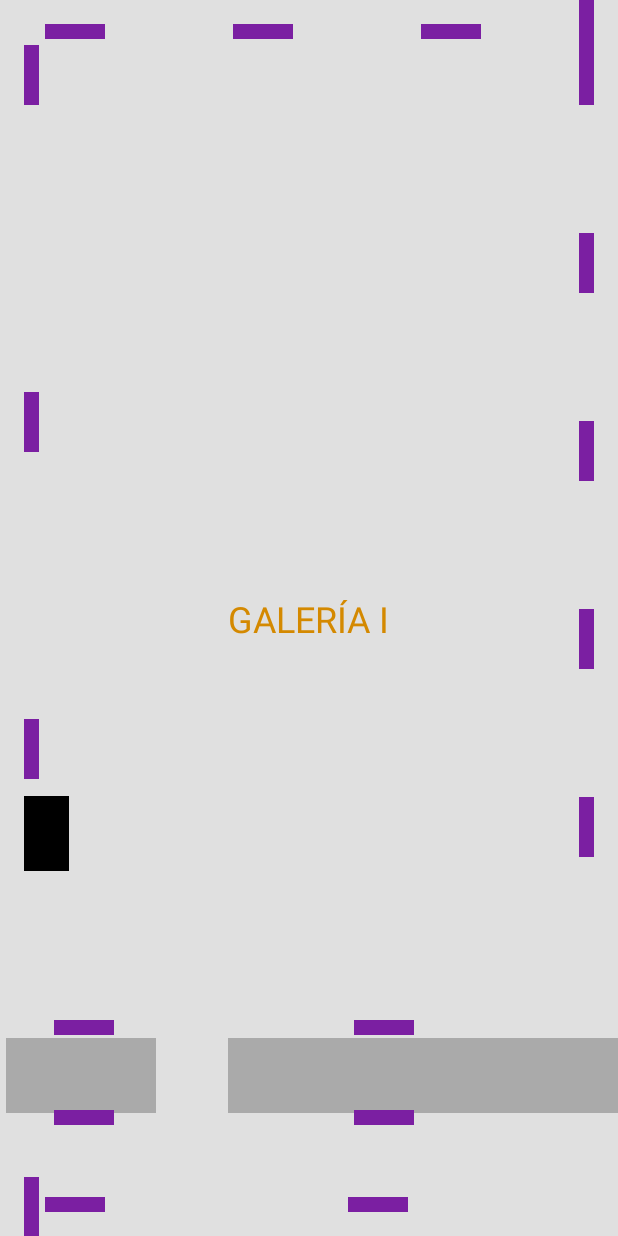
After one commit to LucelyMendoza/ProyectoFinal_IDNP, an Android app: the layout croquis_interior_galeria.xml on its own in the app's theme, with its tools: preview values and no code run, on a phone screen of 412 x 824 dp. The commit adds this screen. Run offline under Robolectric (Android 15) with nearby library versions, the phone set to English and light mode, and no system bars; Roboto replaces fonts that are not available here.

Commit message:
xml de croquis_interioir_galeria completo

```diff
--- a/app/src/main/res/layout/activity_main.xml
+++ b/app/src/main/res/layout/activity_main.xml
@@ -210,15 +210,23 @@
     <!--   SEPARACION     -->
 
     <View
-        android:id="@+id/separacion"
-        android:layout_width="500dp"
+        android:id="@+id/separacion_medio_A"
+        android:layout_width="100dp"
         android:layout_height="50dp"
         android:layout_alignParentStart="true"
         android:layout_alignParentBottom="true"
         android:layout_marginStart="1dp"
         android:layout_marginBottom="240dp"
         android:background="#AAAAAA" />
-
+    <View
+        android:id="@+id/separacion_medio_B"
+        android:layout_width="350dp"
+        android:layout_height="50dp"
+        android:layout_alignParentStart="true"
+        android:layout_alignParentBottom="true"
+        android:layout_marginStart="150dp"
+        android:layout_marginBottom="240dp"
+        android:background="#AAAAAA" />
     <!--pinturas arriba de separacion-->
     <View
         android:id="@+id/painting_medium_arriba_1"
--- /dev/null
+++ b/app/src/main/res/layout/croquis_interior_galeria.xml
@@ -0,0 +1,294 @@
+<androidx.constraintlayout.widget.ConstraintLayout xmlns:android="http://schemas.android.com/apk/res/android"
+    xmlns:app="http://schemas.android.com/apk/res-auto"
+    xmlns:tools="http://schemas.android.com/tools"
+    android:layout_width="match_parent"
+    android:layout_height="match_parent"
+    android:background="#E0E0E0">
+
+    <!-- Galería I label -->
+    <TextView
+        android:id="@+id/gallery_label"
+        android:layout_width="wrap_content"
+        android:layout_height="wrap_content"
+        android:text="GALERÍA I"
+        android:textSize="24sp"
+        android:textColor="#D48900"
+        app:layout_constraintBottom_toBottomOf="parent"
+        app:layout_constraintLeft_toLeftOf="parent"
+        app:layout_constraintRight_toRightOf="parent"
+        app:layout_constraintTop_toTopOf="parent" />
+
+    <!-- Puerta -->
+
+    <!-- Pinturas derecha -->
+
+    <View
+        android:id="@+id/door"
+        android:layout_width="30dp"
+        android:layout_height="50dp"
+        android:layout_marginStart="16dp"
+        android:layout_marginTop="501dp"
+        android:background="#000000"
+        app:layout_constraintBottom_toBottomOf="parent"
+        app:layout_constraintStart_toStartOf="parent"
+        app:layout_constraintTop_toTopOf="parent"
+        app:layout_constraintVertical_bias="0.107" />
+
+    <View
+        android:id="@+id/painting_right_1"
+        android:layout_width="10dp"
+        android:layout_height="40dp"
+        android:background="#7B1FA2"
+        app:layout_constraintEnd_toEndOf="parent"
+        app:layout_constraintTop_toTopOf="parent"
+        android:layout_marginTop="30dp"
+        android:layout_marginEnd="16dp" />
+
+    <View
+        android:id="@+id/painting_right_2"
+        android:layout_width="10dp"
+        android:layout_height="40dp"
+        android:background="#7B1FA2"
+        app:layout_constraintEnd_toEndOf="parent"
+        app:layout_constraintTop_toBottomOf="@id/painting_right_1"
+        android:layout_marginTop="85dp"
+        android:layout_marginEnd="16dp" />
+
+    <View
+        android:id="@+id/painting_right_3"
+        android:layout_width="10dp"
+        android:layout_height="40dp"
+        android:background="#7B1FA2"
+        app:layout_constraintEnd_toEndOf="parent"
+        app:layout_constraintTop_toBottomOf="@id/painting_right_2"
+        android:layout_marginTop="85dp"
+        android:layout_marginEnd="16dp" />
+
+    <View
+        android:id="@+id/painting_right_4"
+        android:layout_width="10dp"
+        android:layout_height="40dp"
+        android:background="#7B1FA2"
+        app:layout_constraintEnd_toEndOf="parent"
+        app:layout_constraintTop_toBottomOf="@id/painting_right_3"
+        android:layout_marginTop="85dp"
+        android:layout_marginEnd="16dp" />
+
+    <View
+        android:id="@+id/painting_right_5"
+        android:layout_width="10dp"
+        android:layout_height="40dp"
+        android:background="#7B1FA2"
+        app:layout_constraintEnd_toEndOf="parent"
+        app:layout_constraintTop_toBottomOf="@id/painting_right_4"
+        android:layout_marginTop="85dp"
+        android:layout_marginEnd="16dp" />
+
+    <View
+        android:id="@+id/painting_right_7"
+        android:layout_width="10dp"
+        android:layout_height="40dp"
+        android:layout_marginEnd="16dp"
+        android:background="#7B1FA2"
+        app:layout_constraintEnd_toEndOf="parent"
+        tools:layout_editor_absoluteY="778dp" />
+
+    <!-- Pinturas arriba -->
+    <View
+        android:id="@+id/painting_top_1"
+        android:layout_width="40dp"
+        android:layout_height="10dp"
+        android:background="#7B1FA2"
+        app:layout_constraintStart_toStartOf="parent"
+        app:layout_constraintTop_toTopOf="parent"
+        android:layout_marginTop="16dp"
+        android:layout_marginStart="30dp" />
+
+    <View
+        android:id="@+id/painting_top_2"
+        android:layout_width="40dp"
+        android:layout_height="10dp"
+        android:background="#7B1FA2"
+        app:layout_constraintStart_toEndOf="@id/painting_top_1"
+        app:layout_constraintTop_toTopOf="parent"
+        android:layout_marginTop="16dp"
+        android:layout_marginStart="85dp" />
+
+    <View
+        android:id="@+id/painting_top_3"
+        android:layout_width="40dp"
+        android:layout_height="10dp"
+        android:background="#7B1FA2"
+        app:layout_constraintStart_toEndOf="@id/painting_top_2"
+        app:layout_constraintTop_toTopOf="parent"
+        android:layout_marginTop="16dp"
+        android:layout_marginStart="85dp" />
+
+    <View
+        android:id="@+id/painting_top_4"
+        android:layout_width="40dp"
+        android:layout_height="10dp"
+        android:background="#7B1FA2"
+        app:layout_constraintStart_toEndOf="@id/painting_top_3"
+        app:layout_constraintTop_toTopOf="parent"
+        android:layout_marginTop="16dp"
+        android:layout_marginStart="94dp" />
+
+    <!-- Pinturas izquierda -->
+    <View
+        android:id="@+id/painting_left_1"
+        android:layout_width="10dp"
+        android:layout_height="40dp"
+        android:background="#7B1FA2"
+        app:layout_constraintStart_toStartOf="parent"
+        app:layout_constraintTop_toTopOf="parent"
+        android:layout_marginStart="16dp"
+        android:layout_marginTop="30dp" />
+
+    <View
+        android:id="@+id/painting_left_2"
+        android:layout_width="10dp"
+        android:layout_height="40dp"
+        android:background="#7B1FA2"
+        app:layout_constraintStart_toStartOf="parent"
+        app:layout_constraintTop_toBottomOf="@id/painting_left_1"
+        android:layout_marginStart="16dp"
+        android:layout_marginTop="191dp" />
+
+    <View
+        android:id="@+id/painting_left_3"
+        android:layout_width="10dp"
+        android:layout_height="40dp"
+        android:background="#7B1FA2"
+        app:layout_constraintStart_toStartOf="parent"
+        app:layout_constraintTop_toBottomOf="@id/painting_left_2"
+        android:layout_marginStart="16dp"
+        android:layout_marginTop="178dp" />
+
+    <View
+        android:id="@+id/painting_left_4"
+        android:layout_width="10dp"
+        android:layout_height="40dp"
+        android:background="#7B1FA2"
+        app:layout_constraintStart_toStartOf="parent"
+        app:layout_constraintTop_toBottomOf="@id/painting_left_3"
+        android:layout_marginStart="16dp"
+        android:layout_marginTop="265dp" />
+
+    <!-- Pinturas abajo -->
+    <View
+        android:id="@+id/painting_bottom_1"
+        android:layout_width="40dp"
+        android:layout_height="10dp"
+        android:background="#7B1FA2"
+        app:layout_constraintStart_toStartOf="parent"
+        app:layout_constraintBottom_toBottomOf="parent"
+        android:layout_marginStart="30dp"
+        android:layout_marginBottom="16dp" />
+
+    <View
+        android:id="@+id/painting_bottom_2"
+        android:layout_width="40dp"
+        android:layout_height="10dp"
+        android:background="#7B1FA2"
+        app:layout_constraintStart_toEndOf="@id/painting_bottom_1"
+        app:layout_constraintBottom_toBottomOf="parent"
+        android:layout_marginStart="162dp"
+        android:layout_marginBottom="16dp" />
+
+    <View
+        android:id="@+id/painting_bottom_3"
+        android:layout_width="40dp"
+        android:layout_height="10dp"
+        android:background="#7B1FA2"
+        app:layout_constraintStart_toEndOf="@id/painting_bottom_2"
+        app:layout_constraintBottom_toBottomOf="parent"
+        android:layout_marginStart="162dp"
+        android:layout_marginBottom="16dp" />
+
+    <!-- Separación -->
+
+    <View
+        android:id="@+id/separacion_medio_A"
+        android:layout_width="100dp"
+        android:layout_height="50dp"
+        android:layout_marginStart="4dp"
+        android:layout_marginTop="692dp"
+        android:background="#AAAAAA"
+        app:layout_constraintStart_toStartOf="parent"
+        app:layout_constraintTop_toTopOf="parent" />
+
+    <!-- Pinturas arriba de separación -->
+    <View
+        android:id="@+id/separacion_medio_B"
+        android:layout_width="350dp"
+        android:layout_height="50dp"
+        android:layout_marginStart="152dp"
+        android:layout_marginTop="692dp"
+        android:background="#AAAAAA"
+        app:layout_constraintStart_toStartOf="parent"
+        app:layout_constraintTop_toTopOf="parent" />
+
+    <View
+        android:id="@+id/painting_medium_arriba_1"
+        android:layout_width="40dp"
+        android:layout_height="10dp"
+        android:layout_marginStart="36dp"
+        android:layout_marginTop="680dp"
+        android:background="#7B1FA2"
+        app:layout_constraintStart_toStartOf="parent"
+        app:layout_constraintTop_toTopOf="parent" />
+
+    <!-- Pinturas abajo de separación -->
+
+    <View
+        android:id="@+id/painting_medium_arriba_2"
+        android:layout_width="40dp"
+        android:layout_height="10dp"
+        android:layout_marginStart="160dp"
+        android:layout_marginTop="680dp"
+        android:background="#7B1FA2"
+        app:layout_constraintStart_toEndOf="@id/painting_medium_arriba_1"
+        app:layout_constraintTop_toTopOf="parent" />
+
+    <View
+        android:id="@+id/painting_medium_arriba_3"
+        android:layout_width="40dp"
+        android:layout_height="10dp"
+        android:layout_marginStart="168dp"
+        android:layout_marginTop="680dp"
+        android:background="#7B1FA2"
+        app:layout_constraintStart_toEndOf="@id/painting_medium_arriba_2"
+        app:layout_constraintTop_toTopOf="parent" />
+
+    <View
+        android:id="@+id/painting_medium_abajo_1"
+        android:layout_width="40dp"
+        android:layout_height="10dp"
+        android:layout_marginStart="36dp"
+        android:layout_marginTop="740dp"
+        android:background="#7B1FA2"
+        app:layout_constraintStart_toStartOf="parent"
+        app:layout_constraintTop_toTopOf="parent" />
+
+    <View
+        android:id="@+id/painting_medium_abajo_2"
+        android:layout_width="40dp"
+        android:layout_height="10dp"
+        android:layout_marginStart="160dp"
+        android:layout_marginTop="740dp"
+        android:background="#7B1FA2"
+        app:layout_constraintStart_toEndOf="@id/painting_medium_abajo_1"
+        app:layout_constraintTop_toTopOf="parent" />
+
+    <View
+        android:id="@+id/painting_medium_abajo_3"
+        android:layout_width="40dp"
+        android:layout_height="10dp"
+        android:layout_marginStart="168dp"
+        android:layout_marginTop="740dp"
+        android:background="#7B1FA2"
+        app:layout_constraintStart_toEndOf="@id/painting_medium_abajo_2"
+        app:layout_constraintTop_toTopOf="parent" />
+
+</androidx.constraintlayout.widget.ConstraintLayout>
```
